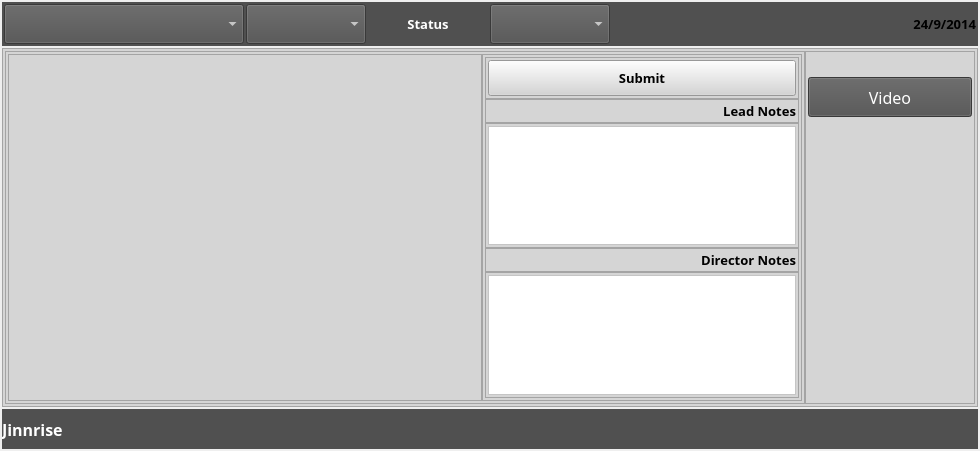
The window that Kute/art_Wiz/art_wiz.ui (abble/schtool) describes before a commit, drawn with Qt 5.
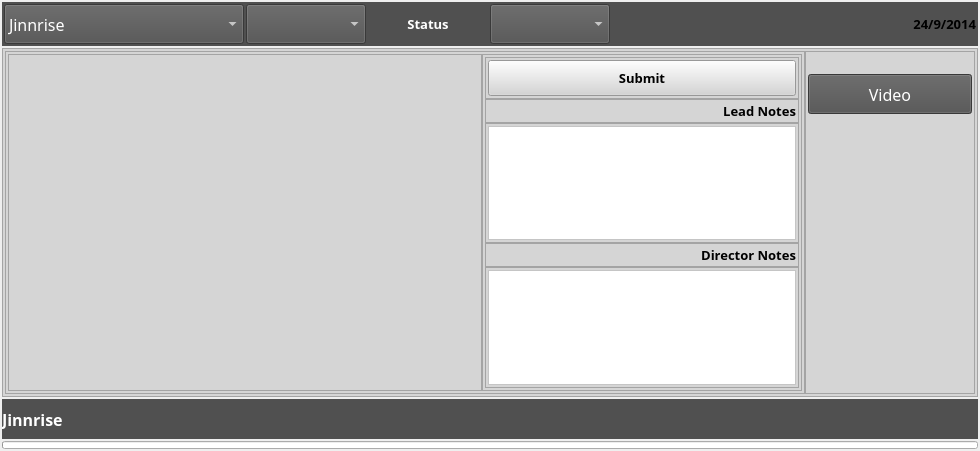
The same window after the commit. Icons and pictures are not drawn.

What changed in the file:
```diff
--- a/Kute/art_Wiz/art_wiz.ui
+++ b/Kute/art_Wiz/art_wiz.ui
@@ -93,6 +93,16 @@
         <property name="styleSheet">
          <string notr="true">color: rgb(255, 255, 255);</string>
         </property>
+        <item>
+         <property name="text">
+          <string>Jinnrise</string>
+         </property>
+        </item>
+        <item>
+         <property name="text">
+          <string>MaskMasters_SE02</string>
+         </property>
+        </item>
        </widget>
       </item>
       <item>
@@ -741,6 +751,28 @@
      </property>
     </widget>
    </item>
+   <item>
+    <widget class="QProgressBar" name="progressBar">
+     <property name="maximumSize">
+      <size>
+       <width>16777215</width>
+       <height>8</height>
+      </size>
+     </property>
+     <property name="value">
+      <number>0</number>
+     </property>
+     <property name="textVisible">
+      <bool>false</bool>
+     </property>
+     <property name="invertedAppearance">
+      <bool>false</bool>
+     </property>
+     <property name="textDirection">
+      <enum>QProgressBar::TopToBottom</enum>
+     </property>
+    </widget>
+   </item>
   </layout>
  </widget>
  <layoutdefault spacing="6" margin="11"/>
```
